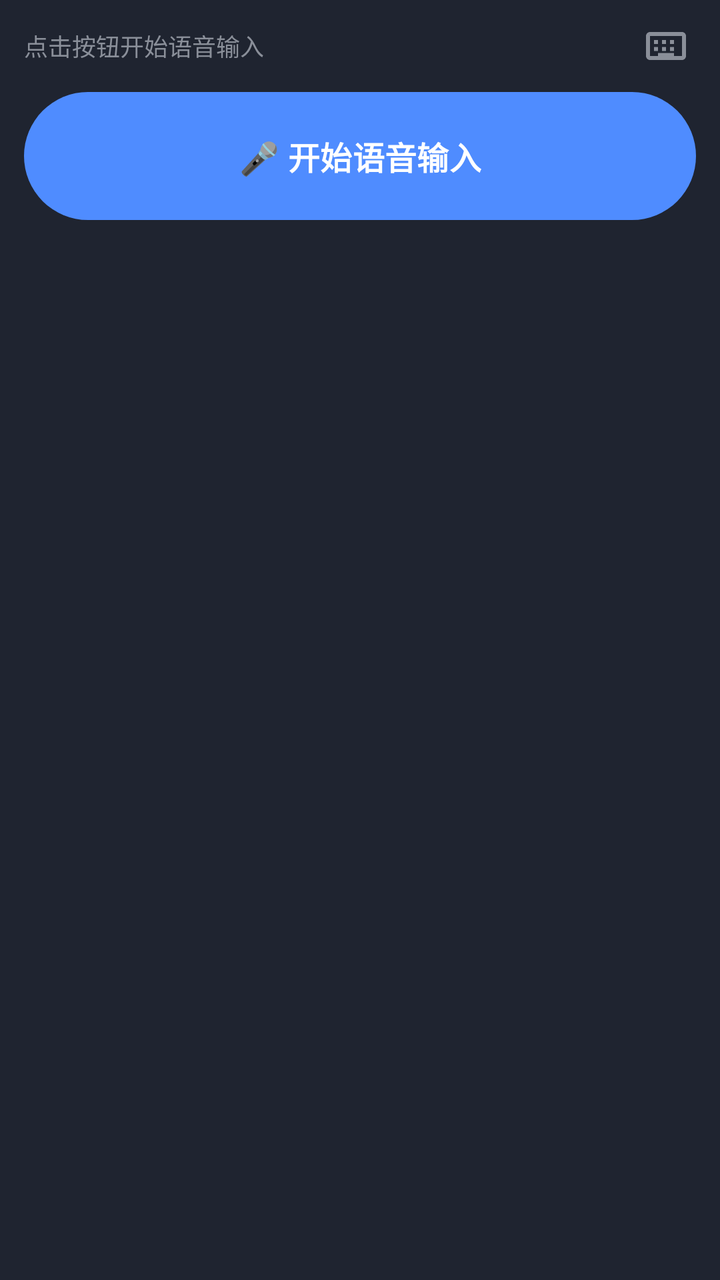
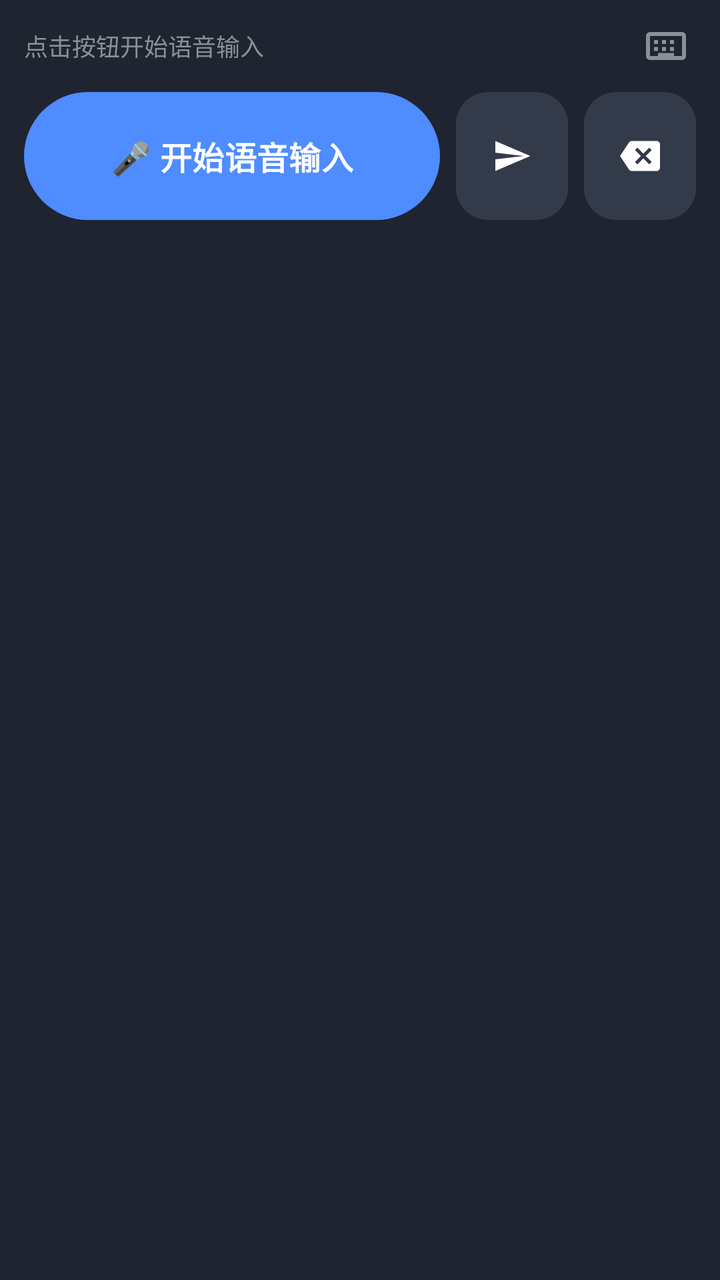

Two renders of the same Android screen: before a commit and after it. Below are the layout's source before the change and the commit's diff.
<!-- AndroidManifest.xml: application theme Theme.QwenVoiceInput -->
<!-- res/layout/view_ime.xml -->
<?xml version="1.0" encoding="utf-8"?>
<LinearLayout xmlns:android="http://schemas.android.com/apk/res/android"
    android:layout_width="match_parent"
    android:layout_height="wrap_content"
    android:background="#FF1F2430"
    android:orientation="vertical"
    android:paddingHorizontal="12dp"
    android:paddingTop="8dp"
    android:paddingBottom="12dp">

    <LinearLayout
        android:layout_width="match_parent"
        android:layout_height="wrap_content"
        android:gravity="center_vertical"
        android:orientation="horizontal">

        <TextView
            android:id="@+id/tv_status"
            android:layout_width="0dp"
            android:layout_height="wrap_content"
            android:layout_weight="1"
            android:text="@string/ime_idle_hint"
            android:textColor="#FF8A8F99"
            android:textSize="12sp" />

        <ImageView
            android:id="@+id/btn_switch_ime"
            android:layout_width="30dp"
            android:layout_height="30dp"
            android:contentDescription="@string/ime_switch"
            android:padding="3dp"
            android:src="@drawable/ic_keyboard" />
    </LinearLayout>

    <Button
        android:id="@+id/btn_voice"
        android:layout_width="match_parent"
        android:layout_height="64dp"
        android:layout_marginTop="8dp"
        android:background="@drawable/bg_ime_voice_button"
        android:text="@string/ime_start"
        android:textAllCaps="false"
        android:textColor="#FFFFFFFF"
        android:textSize="16sp"
        android:textStyle="bold" />
</LinearLayout>
<!-- resources referenced by this layout -->
<resources>
  <!-- drawable bg_ime_voice_button (drawable) -->
  <?xml version="1.0" encoding="utf-8"?>
  <selector xmlns:android="http://schemas.android.com/apk/res/android">
      <item android:state_pressed="true">
          <shape android:shape="rectangle">
              <corners android:radius="32dp" />
              <solid android:color="#FF3A6FD8" />
          </shape>
      </item>
      <item android:state_enabled="false">
          <shape android:shape="rectangle">
              <corners android:radius="32dp" />
              <solid android:color="#FF3A4252" />
          </shape>
      </item>
      <item>
          <shape android:shape="rectangle">
              <corners android:radius="32dp" />
              <solid android:color="#FF4F8CFF" />
          </shape>
      </item>
  </selector>
  <!-- drawable ic_keyboard (drawable) -->
  <vector xmlns:android="http://schemas.android.com/apk/res/android"
      android:width="24dp"
      android:height="24dp"
      android:viewportWidth="24"
      android:viewportHeight="24">
      <path
          android:fillColor="#FF8A8F99"
          android:pathData="M20,5H4C2.9,5 2,5.9 2,7v10c0,1.1 0.9,2 2,2h16c1.1,0 2,-0.9 2,-2V7C22,5.9 21.1,5 20,5zM20,17H4V7h16V17z" />
      <path
          android:fillColor="#FF8A8F99"
          android:pathData="M6,9h2v2H6V9zM10,9h2v2h-2V9zM14,9h2v2h-2V9zM6,12.5h2v2H6V12.5zM10,12.5h2v2h-2V12.5zM14,12.5h2v2h-2V12.5zM8,15.5h8v1.5H8V15.5z" />
  </vector>
  <string name="ime_idle_hint">点击按钮开始语音输入</string>
  <string name="ime_start">🎤 开始语音输入</string>
  <string name="ime_switch">切换键盘</string>
  <style name="Theme.QwenVoiceInput" parent="Theme.Material3.DayNight.NoActionBar">
          <item name="colorPrimary">@color/brand_500</item>
      </style>
  <color name="brand_500">#FF4F8CFF</color>
</resources>

<!-- the commit's change to res/layout/view_ime.xml (unified diff, before → after) -->
@@ -32,15 +32,45 @@
             android:src="@drawable/ic_keyboard" />
     </LinearLayout>
 
-    <Button
-        android:id="@+id/btn_voice"
+    
+    <LinearLayout
         android:layout_width="match_parent"
-        android:layout_height="64dp"
+        android:layout_height="wrap_content"
         android:layout_marginTop="8dp"
-        android:background="@drawable/bg_ime_voice_button"
-        android:text="@string/ime_start"
-        android:textAllCaps="false"
-        android:textColor="#FFFFFFFF"
-        android:textSize="16sp"
-        android:textStyle="bold" />
+        android:orientation="horizontal">
+
+        <Button
+            android:id="@+id/btn_voice"
+            android:layout_width="0dp"
+            android:layout_height="64dp"
+            android:layout_weight="1"
+            android:background="@drawable/bg_ime_voice_button"
+            android:text="@string/ime_start"
+            android:textAllCaps="false"
+            android:textColor="#FFFFFFFF"
+            android:textSize="16sp"
+            android:textStyle="bold" />
+
+        <ImageButton
+            android:id="@+id/btn_send"
+            android:layout_width="56dp"
+            android:layout_height="64dp"
+            android:layout_marginStart="8dp"
+            android:background="@drawable/bg_ime_secondary_button"
+            android:contentDescription="@string/ime_send"
+            android:padding="18dp"
+            android:scaleType="fitCenter"
+            android:src="@drawable/ic_send" />
+
+        <ImageButton
+            android:id="@+id/btn_backspace"
+            android:layout_width="56dp"
+            android:layout_height="64dp"
+            android:layout_marginStart="8dp"
+            android:background="@drawable/bg_ime_secondary_button"
+            android:contentDescription="@string/ime_backspace"
+            android:padding="18dp"
+            android:scaleType="fitCenter"
+            android:src="@drawable/ic_backspace" />
+    </LinearLayout>
 </LinearLayout>
<!-- resource entries referenced after the edit -->
@@ -1,5 +1,21 @@
 <!-- resources referenced by this layout -->
 <resources>
+  <!-- drawable bg_ime_secondary_button (drawable) -->
+  <?xml version="1.0" encoding="utf-8"?>
+  <selector xmlns:android="http://schemas.android.com/apk/res/android">
+      <item android:state_pressed="true">
+          <shape android:shape="rectangle">
+              <corners android:radius="16dp" />
+              <solid android:color="#FF4A5364" />
+          </shape>
+      </item>
+      <item>
+          <shape android:shape="rectangle">
+              <corners android:radius="16dp" />
+              <solid android:color="#FF333B4A" />
+          </shape>
+      </item>
+  </selector>
   <!-- drawable bg_ime_voice_button (drawable) -->
   <?xml version="1.0" encoding="utf-8"?>
   <selector xmlns:android="http://schemas.android.com/apk/res/android">
@@ -22,6 +38,17 @@
           </shape>
       </item>
   </selector>
+  <!-- drawable ic_backspace (drawable) -->
+  <?xml version="1.0" encoding="utf-8"?>
+  <vector xmlns:android="http://schemas.android.com/apk/res/android"
+      android:width="24dp"
+      android:height="24dp"
+      android:viewportWidth="24"
+      android:viewportHeight="24">
+      <path
+          android:fillColor="#FFFFFFFF"
+          android:pathData="M22,3H7c-0.69,0-1.23,0.35-1.59,0.88L0,12l5.41,8.11c0.36,0.53,0.9,0.89,1.59,0.89h15c1.1,0,2-0.9,2-2V5C24,3.9,23.1,3,22,3zM19,15.59L17.59,17L14,13.41L10.41,17L9,15.59L12.59,12L9,8.41L10.41,7L14,10.59L17.59,7L19,8.41L15.41,12L19,15.59z" />
+  </vector>
   <!-- drawable ic_keyboard (drawable) -->
   <vector xmlns:android="http://schemas.android.com/apk/res/android"
       android:width="24dp"
@@ -35,7 +62,20 @@
           android:fillColor="#FF8A8F99"
           android:pathData="M6,9h2v2H6V9zM10,9h2v2h-2V9zM14,9h2v2h-2V9zM6,12.5h2v2H6V12.5zM10,12.5h2v2h-2V12.5zM14,12.5h2v2h-2V12.5zM8,15.5h8v1.5H8V15.5z" />
   </vector>
+  <!-- drawable ic_send (drawable) -->
+  <?xml version="1.0" encoding="utf-8"?>
+  <vector xmlns:android="http://schemas.android.com/apk/res/android"
+      android:width="24dp"
+      android:height="24dp"
+      android:viewportWidth="24"
+      android:viewportHeight="24">
+      <path
+          android:fillColor="#FFFFFFFF"
+          android:pathData="M2.01,21L23,12L2.01,3L2,10l17,2l-17,2z" />
+  </vector>
+  <string name="ime_backspace">退格删除</string>
   <string name="ime_idle_hint">点击按钮开始语音输入</string>
+  <string name="ime_send">发送</string>
   <string name="ime_start">🎤 开始语音输入</string>
   <string name="ime_switch">切换键盘</string>
   <style name="Theme.QwenVoiceInput" parent="Theme.Material3.DayNight.NoActionBar">
